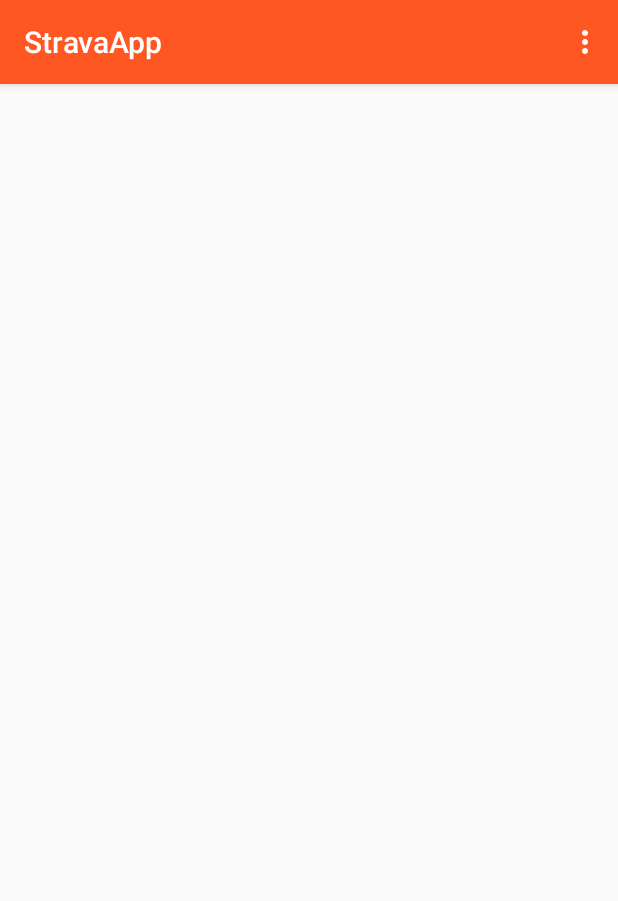
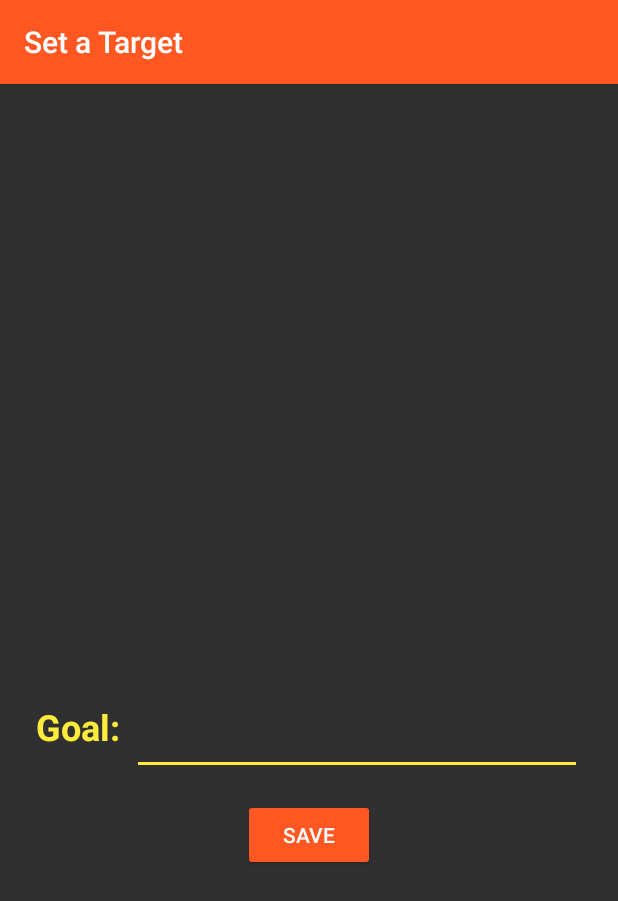
Before and after one commit to samtaylor/StravaApp, an Android app: the SetTargetActivity screen opened directly, with no data from a screen before it, on a phone screen of 412 x 824 dp. Shown: the top 901 px of the screen. Run offline under Robolectric (Android 15) with nearby library versions, the phone set to English and light mode, and no system bars; our stand-ins replace CircleImageView, Picasso; libraries missing offline, so code that uses them is left out: com.github.kittinunf.fuel, com.github.kittinunf.result; pictures from the network do not load; 1 statement that could not run was skipped.

Commit message:
changed the main activity to one that can be used to set the target distance

```diff
--- a/app/build.gradle
+++ b/app/build.gradle
@@ -38,6 +38,7 @@ dependencies {
     implementation 'com.squareup.picasso:picasso:2.5.2'
     implementation 'com.google.code.gson:gson:2.8.0'
     implementation 'de.hdodenhof:circleimageview:2.2.0'
+    implementation "com.android.support:design:26.1.0"
 
     testImplementation 'junit:junit:4.12'
 
--- a/app/src/main/AndroidManifest.xml
+++ b/app/src/main/AndroidManifest.xml
@@ -20,9 +20,10 @@
             </intent-filter>
         </activity>
 
-        <activity android:name=".ui.MainActivity" />
+        <activity android:name=".ui.SetTargetActivity"
+                  android:windowSoftInputMode="adjustResize"/>
 
-        <activity android:name=".ui.AuthActivity" />
+        <activity android:name=".ui.AuthActivity"/>
 
     </application>
 
--- a/app/src/main/java/samtaylor/stravaapp/data/Persistence.kt
+++ b/app/src/main/java/samtaylor/stravaapp/data/Persistence.kt
@@ -11,10 +11,15 @@ class Persistence(private val context: Context) {
 
     fun getString(key: String, default: String? = null) : String? = sharedPreferences.getString(key, default)
     fun putString(key: String, value: String) = sharedPreferences.edit().putString(key, value).apply()
+
+    fun getInt(key: String, default: Int = 0) : Int = sharedPreferences.getInt(key, default)
+    fun putInt(key: String, value: Int) = sharedPreferences.edit().putInt(key, value).apply()
+
     fun remove(key: String) = sharedPreferences.edit().remove(key).apply()
 
     companion object {
 
         val ACCESS_TOKEN = "access_token"
+        val TARGET = "target"
     }
 }
--- a/app/src/main/java/samtaylor/stravaapp/ui/AuthActivity.kt
+++ b/app/src/main/java/samtaylor/stravaapp/ui/AuthActivity.kt
@@ -20,6 +20,7 @@ class AuthActivity : AppCompatActivity() {
 
         super.onCreate(savedInstanceState)
         setContentView(R.layout.activity_auth)
+        title = getString(R.string.title_authenticate)
 
         supportActionBar?.setDisplayHomeAsUpEnabled(true)
 
--- a/app/src/main/java/samtaylor/stravaapp/ui/MainActivity.kt
+++ b/app/src/main/java/samtaylor/stravaapp/ui/SetTargetActivity.kt
@@ -5,26 +5,24 @@ import android.content.Intent
 import android.os.Bundle
 import android.support.v7.app.AppCompatActivity
 import android.util.Log
-import android.view.Menu
-import android.view.MenuInflater
-import android.view.MenuItem
 import com.github.kittinunf.fuel.httpGet
 import com.github.kittinunf.result.Result
 import com.google.gson.Gson
 import com.squareup.picasso.Picasso
-import kotlinx.android.synthetic.main.activity_main.*
+import kotlinx.android.synthetic.main.activity_set_target.*
 import samtaylor.stravaapp.R
 import samtaylor.stravaapp.data.ActivityCatalogue
 import samtaylor.stravaapp.data.Persistence
 import samtaylor.stravaapp.model.Athlete
 import java.util.*
 
-class MainActivity : AppCompatActivity() {
+class SetTargetActivity : AppCompatActivity() {
 
     override fun onCreate(savedInstanceState: Bundle?) {
 
         super.onCreate(savedInstanceState)
-        setContentView(R.layout.activity_main)
+        setContentView(R.layout.activity_set_target)
+        title = getString(R.string.title_set_target)
 
         val accessToken = getSharedPreferences(getString(R.string.app_name), Context.MODE_PRIVATE).getString("access_token", null)
         if (accessToken != null) {
@@ -48,59 +46,70 @@ class MainActivity : AppCompatActivity() {
                 }
             }
 
-            val goal = 1000000F // (1000km)
-            var distanceToDate = 0F
-
-            ActivityCatalogue().fetch(accessToken) {
-
-                it.filterByType("Ride").filterByYear("2015").groupByWeek().toSortedMap(Comparator { first, second ->
-
-                    first.compareTo(second)
-                }).forEach {
-
-//                    Log.v("XXX", "${it.value.size} rides in week ${it.key} of 2015 = ${it.value.totalDistance/1000}km")
-                    distanceToDate += it.value.totalDistance
-
-//                    val monthsRemaining = 12 - (it.key + 1)
-                    val weeksRemaining = 52 - it.key
-                    val adjustedPace = (goal - distanceToDate) / weeksRemaining
+//            val goal = 1000000F // (1000km)
+//            var distanceToDate = 0F
 //
-                    Log.v("XXX", "${it.value.size} rides in week ${it.key} of 2015 = ${it.value.totalDistance/1000}km => adjustedPace = ${adjustedPace/1000}km per week")
-                }
-            }
+//            ActivityCatalogue().fetch(accessToken) {
+//
+//                it.filterByType("Ride").filterByYear("2015").groupByWeek().toSortedMap(Comparator { first, second ->
+//
+//                    first.compareTo(second)
+//                }).forEach {
+//
+////                    Log.v("XXX", "${it.value.size} rides in week ${it.key} of 2015 = ${it.value.totalDistance/1000}km")
+//                    distanceToDate += it.value.totalDistance
+//
+////                    val monthsRemaining = 12 - (it.key + 1)
+//                    val weeksRemaining = 52 - it.key
+//                    val adjustedPace = (goal - distanceToDate) / weeksRemaining
+////
+//                    Log.v("XXX", "${it.value.size} rides in week ${it.key} of 2015 = ${it.value.totalDistance/1000}km => adjustedPace = ${adjustedPace/1000}km per week")
+//                }
+//            }
         } else {
 
             startActivity(Intent(this, SignInActivity::class.java))
             finish()
         }
-    }
 
-    override fun onCreateOptionsMenu(menu: Menu?): Boolean {
+        saveButton.setOnClickListener {
 
-        MenuInflater(this).inflate(R.menu.menu_main, menu)
-        return true
-    }
+            if (newTarget.text.isNullOrEmpty()) {
 
-    override fun onOptionsItemSelected(item: MenuItem?): Boolean {
+            } else {
 
-        return when (item?.itemId) {
+                Persistence(this).putInt(Persistence.TARGET, Integer.parseInt(newTarget.text.toString()))
 
-            R.id.menuSignOut -> {
-
-                Persistence(this).remove(Persistence.ACCESS_TOKEN)
-
-                startActivity(Intent(this, SignInActivity::class.java))
-                finish()
-
-                true
-            }
-
-            else -> {
-
-                return super.onOptionsItemSelected(item)
             }
         }
     }
+
+//    override fun onCreateOptionsMenu(menu: Menu?): Boolean {
+//
+//        MenuInflater(this).inflate(R.menu.menu_main, menu)
+//        return true
+//    }
+//
+//    override fun onOptionsItemSelected(item: MenuItem?): Boolean {
+//
+//        return when (item?.itemId) {
+//
+//            R.id.menuSignOut -> {
+//
+//                Persistence(this).remove(Persistence.ACCESS_TOKEN)
+//
+//                startActivity(Intent(this, SignInActivity::class.java))
+//                finish()
+//
+//                true
+//            }
+//
+//            else -> {
+//
+//                return super.onOptionsItemSelected(item)
+//            }
+//        }
+//    }
 
     private fun monthToString(month: Int) = when(month) {
 
@@ -125,5 +134,7 @@ class MainActivity : AppCompatActivity() {
 
         name.text = getString(R.string.name_format, athlete.firstname, athlete.lastname)
         city.text = athlete.city
+
+
     }
 }
--- a/app/src/main/java/samtaylor/stravaapp/ui/SignInActivity.kt
+++ b/app/src/main/java/samtaylor/stravaapp/ui/SignInActivity.kt
@@ -30,7 +30,7 @@ class SignInActivity : AppCompatActivity() {
         }
         else {
 
-            startActivity(Intent(this, MainActivity::class.java))
+            startActivity(Intent(this, SetTargetActivity::class.java))
             finish()
         }
     }
@@ -60,7 +60,7 @@ class SignInActivity : AppCompatActivity() {
                         val accessToken = json.getString("access_token")
                         Persistence(this).putString(Persistence.ACCESS_TOKEN, accessToken)
 
-                        startActivity(Intent(this, MainActivity::class.java))
+                        startActivity(Intent(this, SetTargetActivity::class.java))
                         finish()
                     }
 
--- a/app/src/main/res/layout/activity_main.xml
+++ /dev/null
@@ -1,49 +0,0 @@
-<?xml version="1.0" encoding="utf-8"?>
-<LinearLayout
-    xmlns:android="http://schemas.android.com/apk/res/android"
-    xmlns:tools="http://schemas.android.com/tools"
-    android:orientation="vertical"
-    android:layout_width="match_parent"
-    android:layout_height="match_parent"
-    android:gravity="center_horizontal"
-    android:padding="8dp"
-    tools:context="samtaylor.stravaapp.ui.MainActivity">
-
-    <de.hdodenhof.circleimageview.CircleImageView
-        android:id="@+id/profileImage"
-        android:layout_width="wrap_content"
-        android:layout_height="wrap_content"
-        android:layout_marginBottom="8dp"
-        android:layout_marginEnd="8dp"
-        android:layout_marginStart="8dp"
-        android:layout_marginTop="8dp"/>
-
-    <LinearLayout
-        android:id="@+id/linearLayout"
-        android:layout_width="match_parent"
-        android:layout_height="wrap_content"
-        android:layout_marginBottom="8dp"
-        android:layout_marginEnd="8dp"
-        android:layout_marginStart="8dp"
-        android:gravity="center_horizontal"
-        android:orientation="horizontal" >
-
-        <TextView
-            android:id="@+id/name"
-            android:layout_width="wrap_content"
-            android:layout_height="wrap_content"
-            android:textStyle="bold"
-            tools:text="name"/>
-
-    </LinearLayout>
-
-    <TextView
-        android:id="@+id/city"
-        android:layout_width="wrap_content"
-        android:layout_height="wrap_content"
-        android:layout_marginBottom="8dp"
-        android:layout_marginEnd="8dp"
-        android:layout_marginStart="8dp"
-        tools:text="city"/>
-
-</LinearLayout>
--- /dev/null
+++ b/app/src/main/res/layout/activity_set_target.xml
@@ -0,0 +1,82 @@
+<?xml version="1.0" encoding="utf-8"?>
+<LinearLayout
+    xmlns:android="http://schemas.android.com/apk/res/android"
+    xmlns:tools="http://schemas.android.com/tools"
+    xmlns:app="http://schemas.android.com/apk/res-auto"
+    android:orientation="vertical"
+    android:layout_width="match_parent"
+    android:layout_height="match_parent"
+    tools:context="samtaylor.stravaapp.ui.SetTargetActivity"
+    android:animateLayoutChanges="true"
+    android:gravity="center"
+    android:padding="8dp">
+
+    <de.hdodenhof.circleimageview.CircleImageView
+        android:id="@+id/profileImage"
+        android:layout_width="75dp"
+        android:layout_height="75dp"
+        app:civ_border_color="@color/accent"
+        app:civ_border_width="2dp"
+        android:elevation="5dp"
+        android:layout_marginBottom="8dp"
+        android:layout_marginEnd="8dp"
+        android:layout_marginStart="8dp"
+        android:layout_marginTop="8dp"/>
+
+    <TextView
+        android:id="@+id/name"
+        android:layout_width="wrap_content"
+        android:layout_height="wrap_content"
+        android:textStyle="bold"
+        android:textColor="@android:color/white"
+        tools:text="name"/>
+
+    <TextView
+        android:id="@+id/city"
+        android:layout_width="wrap_content"
+        android:layout_height="wrap_content"
+        android:textColor="@color/secondary_text"
+        tools:text="city"
+        android:paddingBottom="8dp"/>
+
+    <LinearLayout
+        android:layout_width="match_parent"
+        android:layout_height="wrap_content"
+        android:orientation="horizontal"
+        android:padding="16dp"
+        android:gravity="center_vertical">
+
+        <TextView
+            android:layout_width="wrap_content"
+            android:layout_height="wrap_content"
+            android:text="@string/goal_label"
+            android:textSize="24sp"
+            android:textStyle="bold"
+            android:textColor="@color/accent"
+            android:paddingEnd="8dp"
+            android:paddingStart="0dp"
+            android:labelFor="@+id/newTarget"/>
+
+        <android.support.design.widget.TextInputLayout
+            android:id="@+id/inputLayoutUsername"
+            android:layout_width="match_parent"
+            android:layout_height="wrap_content">
+
+            <EditText
+                android:id="@+id/newTarget"
+                android:layout_width="match_parent"
+                android:layout_height="wrap_content"
+                android:inputType="number"
+                android:textSize="24sp"/>
+
+        </android.support.design.widget.TextInputLayout>
+
+    </LinearLayout>
+
+    <Button
+        android:id="@+id/saveButton"
+        android:layout_width="wrap_content"
+        android:layout_height="wrap_content"
+        android:text="@string/save_button_label"/>
+
+</LinearLayout>
--- a/app/src/main/res/menu/menu_main.xml
+++ b/app/src/main/res/menu/menu_main.xml
@@ -5,4 +5,8 @@
         android:id="@+id/menuSignOut"
         android:title="@string/sign_out" />
 
+    <item
+        android:id="@+id/menuChangeTarget"
+        android:title="@string/change_target" />
+
 </menu>
--- a/app/src/main/res/values/strings.xml
+++ b/app/src/main/res/values/strings.xml
@@ -3,4 +3,10 @@
 
     <string name="sign_out">Sign Out</string>
     <string name="name_format">%1$s %2$s</string>
+    <string name="goal_hint">Target km for %1$s</string>
+    <string name="change_target">Change Target</string>
+    <string name="goal_label">Goal:</string>
+    <string name="save_button_label">Save</string>
+    <string name="title_set_target">Set a Target</string>
+    <string name="title_authenticate">Connect to Strava</string>
 </resources>
--- a/app/src/main/res/values/styles.xml
+++ b/app/src/main/res/values/styles.xml
@@ -1,15 +1,16 @@
 <resources>
 
     <!-- Base application theme. -->
-    <style name="AppTheme" parent="Theme.AppCompat.Light.DarkActionBar">
+    <style name="AppTheme" parent="Theme.AppCompat">
 
         <item name="colorPrimary">@color/primary</item>
         <item name="colorPrimaryDark">@color/primary_dark</item>
         <item name="colorAccent">@color/accent</item>
+        <item name="colorButtonNormal">@color/primary</item>
 
     </style>
 
-    <style name="SignInTheme" parent="Theme.AppCompat.Light.NoActionBar">
+    <style name="SignInTheme" parent="Theme.AppCompat.NoActionBar">
 
         <item name="colorPrimary">@color/primary</item>
         <item name="colorPrimaryDark">@color/primary_dark</item>
```
